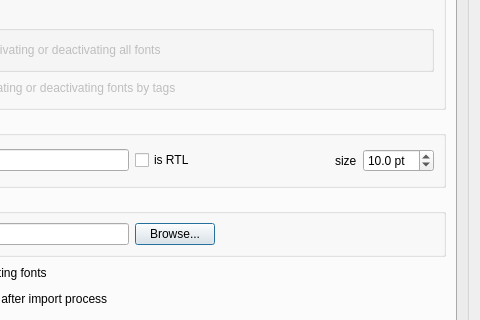
fontmatrix/fontmatrix, file src/prefs_panel.ui: the form before one commit; both pictures show x 217 to 697 and y 119 to 439 of the 697 by 620 pixel window.
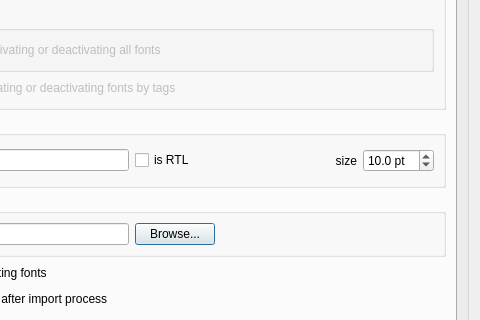
The form after the commit. The open tabs and pages were chosen to show the change. Icons and pictures are not drawn.

```diff
--- a/src/prefs_panel.ui
+++ b/src/prefs_panel.ui
@@ -33,8 +33,8 @@
           <rect>
            <x>0</x>
            <y>0</y>
-           <width>653</width>
-           <height>493</height>
+           <width>647</width>
+           <height>494</height>
           </rect>
          </property>
          <attribute name="title" >
@@ -139,9 +139,18 @@
              </item>
              <item row="0" column="3" >
               <widget class="QLabel" name="label" >
+               <property name="sizePolicy" >
+                <sizepolicy vsizetype="Preferred" hsizetype="Preferred" >
+                 <horstretch>1</horstretch>
+                 <verstretch>0</verstretch>
+                </sizepolicy>
+               </property>
                <property name="text" >
                 <string>size</string>
                </property>
+               <property name="alignment" >
+                <set>Qt::AlignRight|Qt::AlignTrailing|Qt::AlignVCenter</set>
+               </property>
               </widget>
              </item>
              <item row="0" column="4" >
```
Left out of the diff: 20 changed lines with no effect on the pictures.
